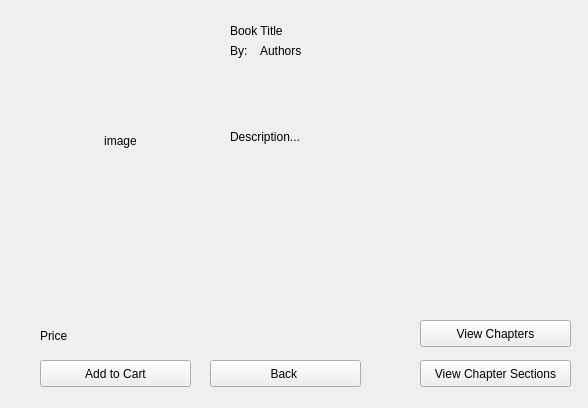
Qt form client/ClientInterface/studentview.ui (RemyGratwohl/cuTPS_D4_teaQup) before a commit.
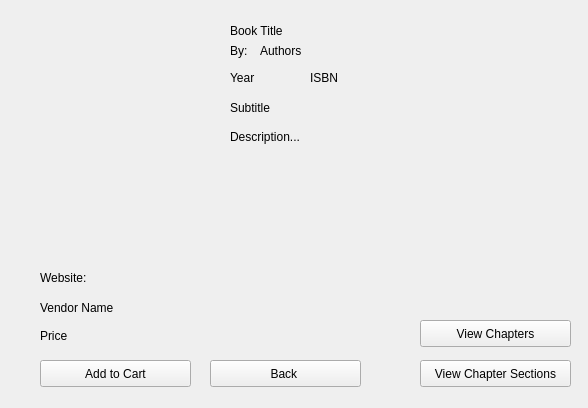
The same form after that commit.

Diff of the .ui file:
```diff
--- a/client/ClientInterface/studentview.ui
+++ b/client/ClientInterface/studentview.ui
@@ -120,11 +120,11 @@
        <x>40</x>
        <y>20</y>
        <width>161</width>
-       <height>241</height>
+       <height>231</height>
       </rect>
      </property>
      <property name="text">
-      <string>image</string>
+      <string/>
      </property>
      <property name="alignment">
       <set>Qt::AlignCenter</set>
@@ -250,6 +250,71 @@
       <string>View Chapter Sections</string>
      </property>
     </widget>
+    <widget class="QLabel" name="DT_YearLabel">
+     <property name="geometry">
+      <rect>
+       <x>230</x>
+       <y>70</y>
+       <width>61</width>
+       <height>16</height>
+      </rect>
+     </property>
+     <property name="text">
+      <string>Year </string>
+     </property>
+    </widget>
+    <widget class="QLabel" name="DT_VendorLabel">
+     <property name="geometry">
+      <rect>
+       <x>40</x>
+       <y>300</y>
+       <width>111</width>
+       <height>16</height>
+      </rect>
+     </property>
+     <property name="text">
+      <string>Vendor Name</string>
+     </property>
+    </widget>
+    <widget class="QLabel" name="DT_ISBNLabel">
+     <property name="geometry">
+      <rect>
+       <x>310</x>
+       <y>70</y>
+       <width>91</width>
+       <height>16</height>
+      </rect>
+     </property>
+     <property name="text">
+      <string>ISBN</string>
+     </property>
+    </widget>
+    <widget class="QLabel" name="DT_SubtitleLabel">
+     <property name="geometry">
+      <rect>
+       <x>230</x>
+       <y>100</y>
+       <width>58</width>
+       <height>16</height>
+      </rect>
+     </property>
+     <property name="text">
+      <string>Subtitle</string>
+     </property>
+    </widget>
+    <widget class="QLabel" name="DT_WebsiteLabel">
+     <property name="geometry">
+      <rect>
+       <x>40</x>
+       <y>270</y>
+       <width>91</width>
+       <height>16</height>
+      </rect>
+     </property>
+     <property name="text">
+      <string>Website:</string>
+     </property>
+    </widget>
    </widget>
    <widget class="QWidget" name="ChapterList">
     <widget class="QLabel" name="CL_HeaderLabel">
```
